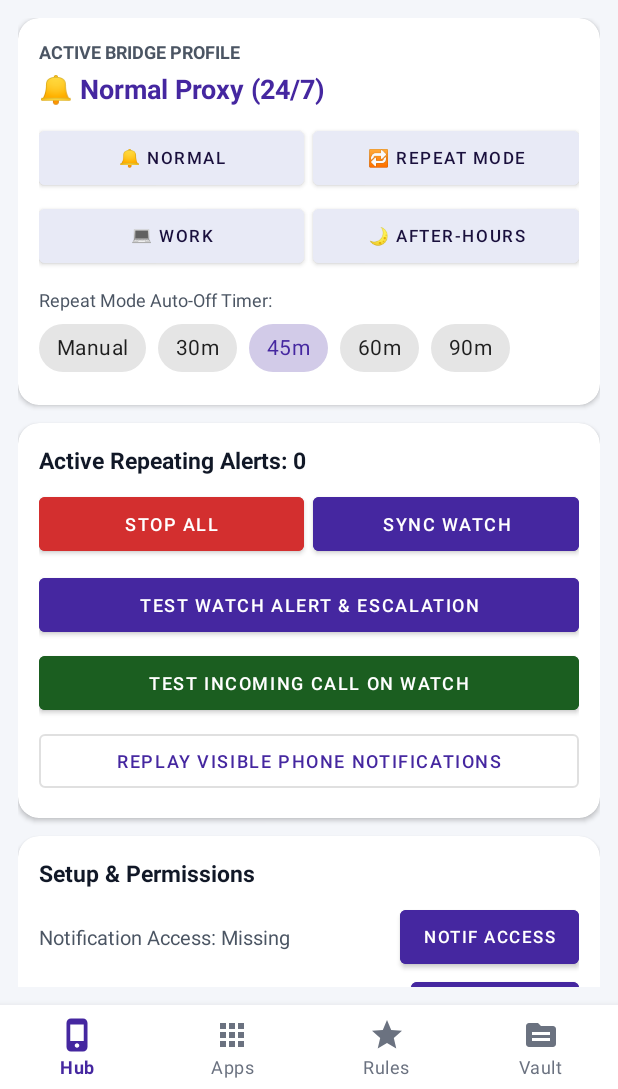
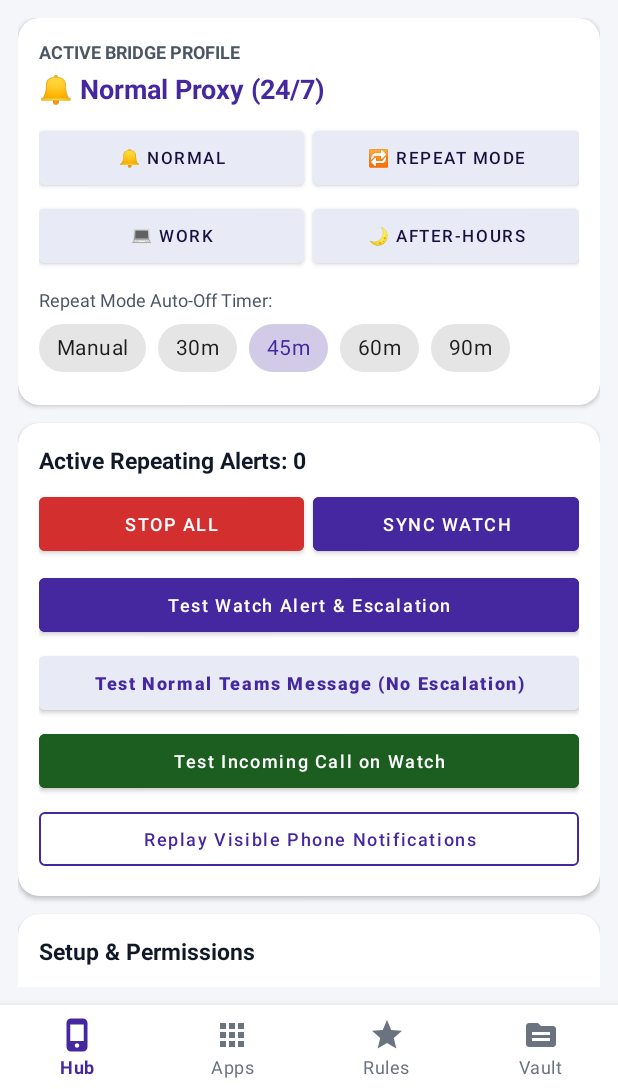
Before and after one commit to ismael6499/watch-bridge, an Android app: the screen it shows after launch (MainActivity), on a phone screen of 412 x 824 dp, the part 147-1236 px from its top. Run offline under Robolectric (Android 15) with nearby library versions, the phone set to English and light mode, and no system bars; our stand-ins replace Room's generated code; 3 statements that could not run were skipped.

Commit message:
feat: add mode-aware normal Teams test button without auto-escalation

```diff
--- a/app/src/main/res/layout/activity_main.xml
+++ b/app/src/main/res/layout/activity_main.xml
@@ -264,8 +264,21 @@
                             android:layout_marginTop="6dp"
                             android:backgroundTint="@color/brand_primary"
                             android:text="@string/btn_test_watch_alert"
+                            android:textAllCaps="false"
                             android:textColor="#FFFFFF"
                             android:textSize="12sp" />
+
+                        <Button
+                            android:id="@+id/btn_test_normal_message"
+                            android:layout_width="match_parent"
+                            android:layout_height="wrap_content"
+                            android:layout_marginTop="4dp"
+                            android:backgroundTint="@color/btn_mode_bg"
+                            android:text="@string/btn_test_normal_message"
+                            android:textAllCaps="false"
+                            android:textColor="@color/dialog_accent"
+                            android:textSize="12sp"
+                            android:textStyle="bold" />
 
                         <Button
                             android:id="@+id/btn_test_watch_call"
@@ -274,6 +287,7 @@
                             android:layout_marginTop="4dp"
                             android:backgroundTint="#1B5E20"
                             android:text="@string/btn_test_watch_call"
+                            android:textAllCaps="false"
                             android:textColor="#FFFFFF"
                             android:textSize="12sp" />
 
@@ -284,8 +298,10 @@
                             android:layout_height="wrap_content"
                             android:layout_marginTop="4dp"
                             android:text="@string/btn_test_replay_active"
-                            android:textColor="@color/brand_primary"
-                            android:textSize="12sp" />
+                            android:textAllCaps="false"
+                            android:textColor="@color/dialog_accent"
+                            android:textSize="12sp"
+                            app:strokeColor="@color/dialog_accent" />
                     </LinearLayout>
                 </androidx.cardview.widget.CardView>
 
```
Also changed, not shown: app/src/main/java/com/nitsutech/watchbridge/engine/RuleEvaluator.java (+7 -1 lines), app/src/main/java/com/nitsutech/watchbridge/service/PersistentRepeatForegroundService.java (+15 -1 lines), app/src/main/java/com/nitsutech/watchbridge/service/ProfileController.java (+116 -0 lines), app/src/main/java/com/nitsutech/watchbridge/ui/MainActivity.java (+7 -0 lines), app/src/main/res/values/strings.xml (+7 -0 lines), 1 other file.
